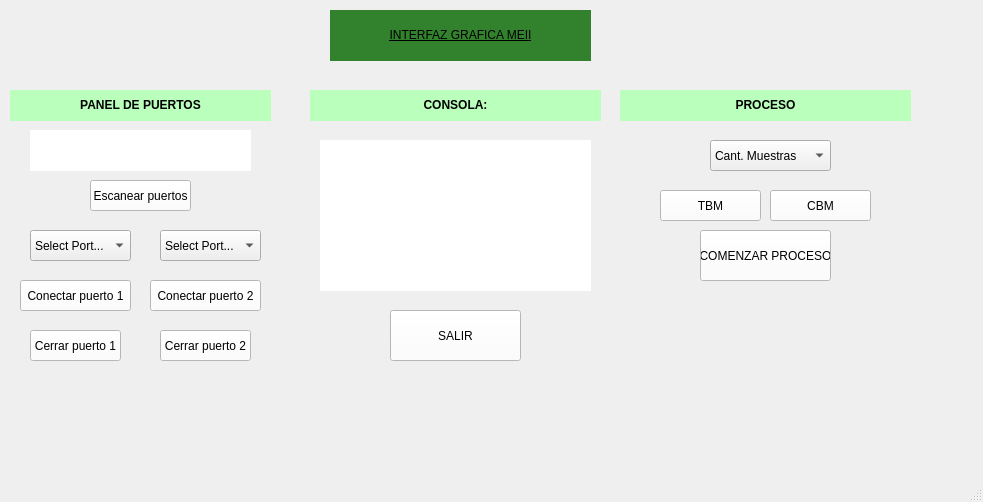
Before: the Qt Designer form src/Interfaz.ui in JoaCieri/ProyectoMedidasII, drawn with Qt 5.
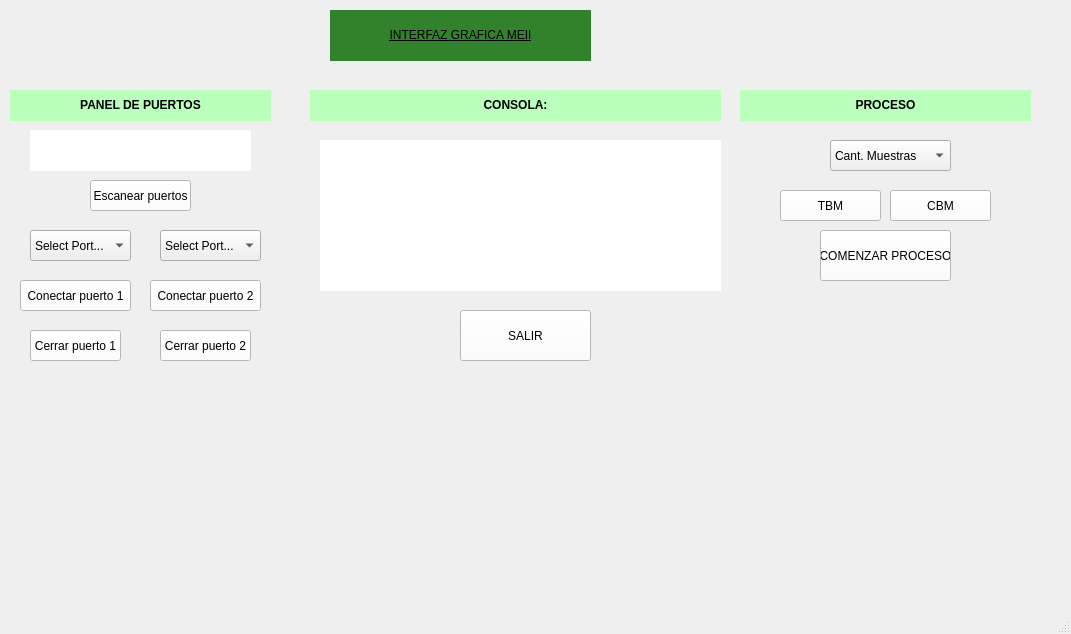
After: the same form once the commit is applied.

Commit message: Interfaz + UT61e+ OK

Patch:
```diff
--- a/src/Interfaz.ui
+++ b/src/Interfaz.ui
@@ -6,8 +6,8 @@
    <rect>
     <x>0</x>
     <y>0</y>
-    <width>983</width>
-    <height>502</height>
+    <width>1071</width>
+    <height>634</height>
    </rect>
   </property>
   <property name="windowTitle">
@@ -171,7 +171,7 @@
      <rect>
       <x>310</x>
       <y>90</y>
-      <width>291</width>
+      <width>411</width>
       <height>31</height>
      </rect>
     </property>
@@ -187,7 +187,7 @@
      <rect>
       <x>320</x>
       <y>140</y>
-      <width>271</width>
+      <width>401</width>
       <height>151</height>
      </rect>
     </property>
@@ -202,7 +202,7 @@
    <widget class="QLabel" name="label_7">
     <property name="geometry">
      <rect>
-      <x>620</x>
+      <x>740</x>
       <y>90</y>
       <width>291</width>
       <height>31</height>
@@ -218,7 +218,7 @@
    <widget class="QPushButton" name="select_TBM">
     <property name="geometry">
      <rect>
-      <x>660</x>
+      <x>780</x>
       <y>190</y>
       <width>101</width>
       <height>31</height>
@@ -234,7 +234,7 @@
    <widget class="QPushButton" name="select_CBM">
     <property name="geometry">
      <rect>
-      <x>770</x>
+      <x>890</x>
       <y>190</y>
       <width>101</width>
       <height>31</height>
@@ -250,7 +250,7 @@
    <widget class="QPushButton" name="proceso">
     <property name="geometry">
      <rect>
-      <x>700</x>
+      <x>820</x>
       <y>230</y>
       <width>131</width>
       <height>51</height>
@@ -266,7 +266,7 @@
    <widget class="QPushButton" name="salir">
     <property name="geometry">
      <rect>
-      <x>390</x>
+      <x>460</x>
       <y>310</y>
       <width>131</width>
       <height>51</height>
@@ -364,7 +364,7 @@
    <widget class="QComboBox" name="Combobox_3">
     <property name="geometry">
      <rect>
-      <x>710</x>
+      <x>830</x>
       <y>140</y>
       <width>121</width>
       <height>31</height>
```
Left out of the diff: 2 changed lines with no effect on the pictures. The commit also changes 7 other files.
